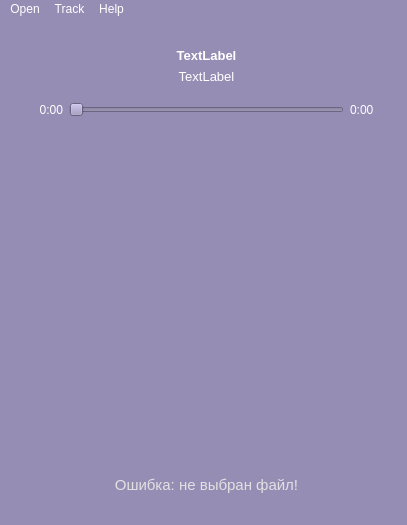
senatrkosarev/AudioPlayer, file App/resources/ui/MainWindow.ui: the form before one commit.
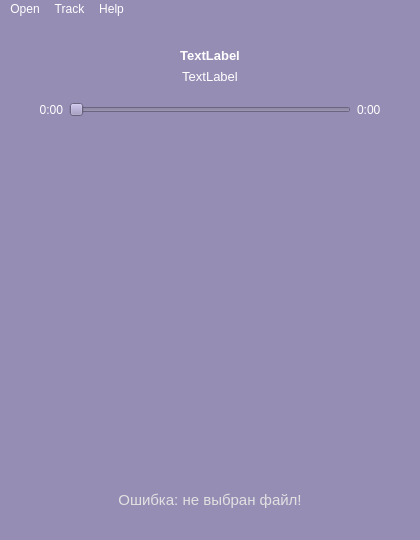
The form after the commit. Icons and pictures are not drawn.

The edit to the form file:
```diff
--- a/App/resources/ui/MainWindow.ui
+++ b/App/resources/ui/MainWindow.ui
@@ -6,20 +6,20 @@
    <rect>
     <x>0</x>
     <y>0</y>
-    <width>407</width>
-    <height>525</height>
+    <width>420</width>
+    <height>540</height>
    </rect>
   </property>
   <property name="sizePolicy">
-   <sizepolicy hsizetype="Minimum" vsizetype="Minimum">
+   <sizepolicy hsizetype="Expanding" vsizetype="Expanding">
     <horstretch>0</horstretch>
     <verstretch>0</verstretch>
    </sizepolicy>
   </property>
   <property name="minimumSize">
    <size>
-    <width>300</width>
-    <height>500</height>
+    <width>420</width>
+    <height>540</height>
    </size>
   </property>
   <property name="maximumSize">
@@ -513,7 +513,7 @@
     <rect>
      <x>0</x>
      <y>0</y>
-     <width>407</width>
+     <width>420</width>
      <height>26</height>
     </rect>
    </property>
```
